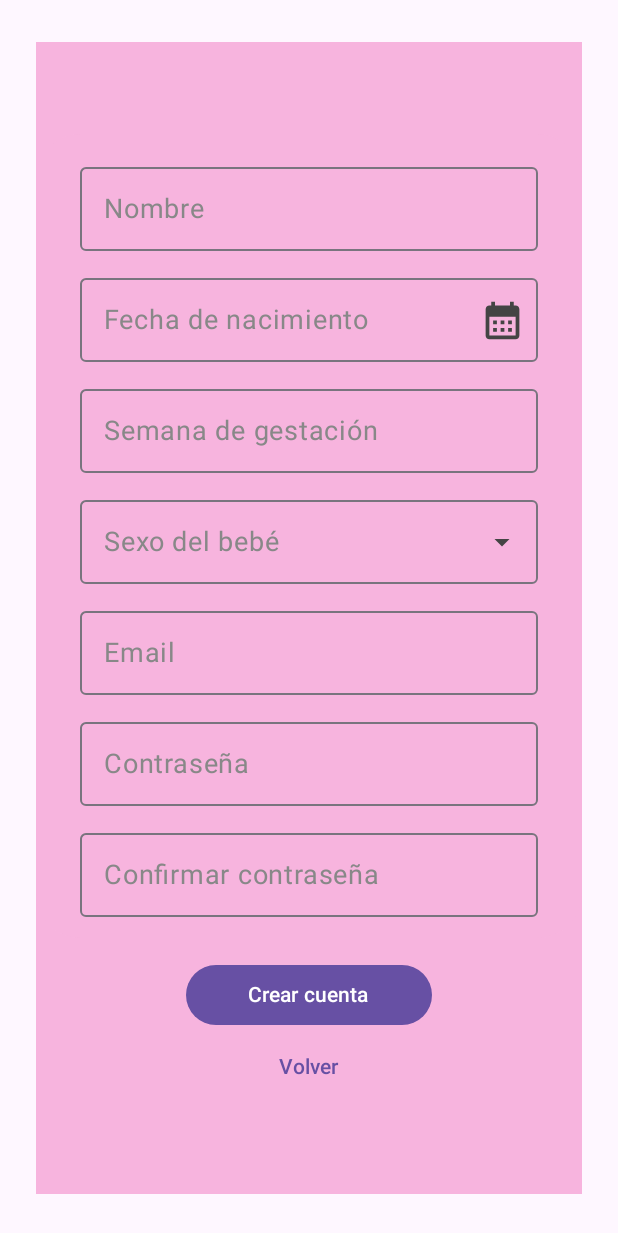
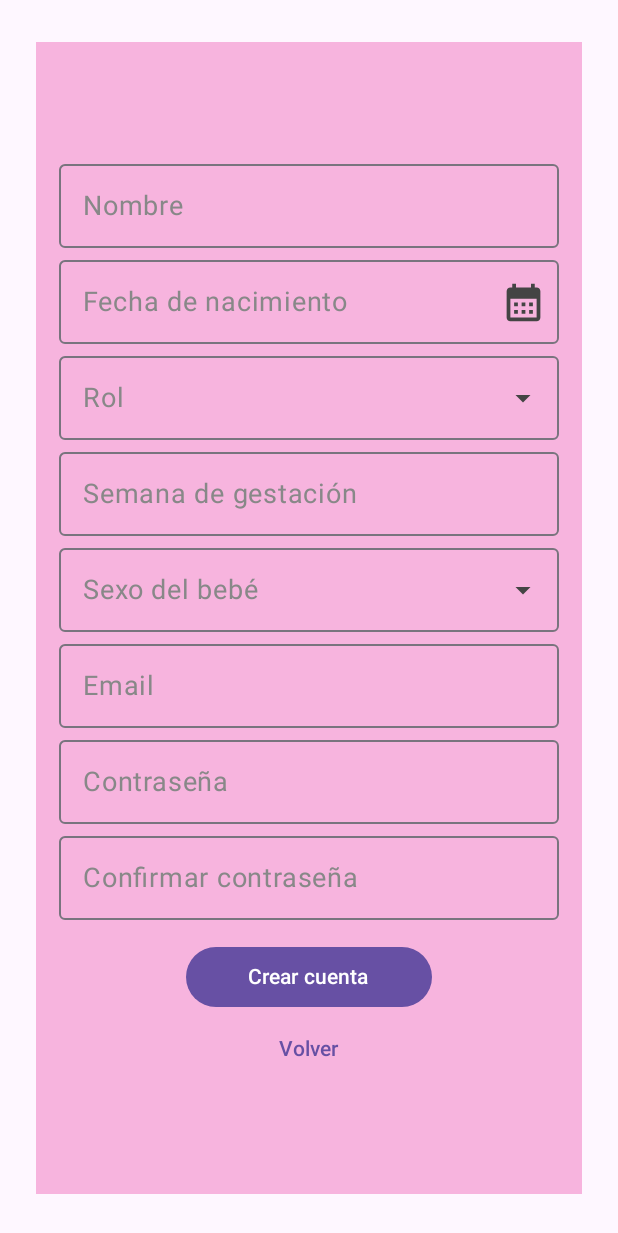
Before and after one commit to Iria141/Damagotchi_26, an Android app built with Jetpack Compose: the @Preview function NewUserPreview, on a phone screen of 412 x 824 dp. Shown: the top 1233 px of the screen. Run offline under Robolectric (Android 15) with nearby library versions, the light colour scheme and no system bars; our stand-ins replace Firebase (no records; nobody signed in at launch, a user with empty details on screens opened directly); 6 statements that could not run were skipped.

Commit message:
añadido rol en newUser

```diff
--- a/app/src/main/java/com/example/damagotchi_26/data/UserProfile.kt
+++ b/app/src/main/java/com/example/damagotchi_26/data/UserProfile.kt
@@ -6,6 +6,7 @@ import com.google.firebase.firestore.firestore
 data class UserProfile(
     val nombre: String = "",
     val fechaNacimiento: String = "",
+    val rol: String = "",
     val semanaGestacion: String = "",
     val sexoBebe: String = "",
     val email: String = ""
--- a/app/src/main/java/com/example/damagotchi_26/navigation/AppNAv.kt
+++ b/app/src/main/java/com/example/damagotchi_26/navigation/AppNAv.kt
@@ -81,7 +81,7 @@ fun AppNav(
         composable(Route.Register.path) {
 
             NewUser(
-                onCreate = { nombre, fecha, semana, sexo, email, pass ->
+                onCreate = { nombre, fecha, rol, semana, sexo, email, pass ->
                     register(email, pass) { ok, error ->
                         if (ok) {
                             val uid = FirebaseAuth.getInstance().currentUser?.uid
@@ -90,6 +90,7 @@ fun AppNav(
                                 val profile = UserProfile(
                                     nombre = nombre,
                                     fechaNacimiento = fecha,
+                                    rol = rol,
                                     semanaGestacion = semana,
                                     sexoBebe = sexo,
                                     email = email
--- a/app/src/main/java/com/example/damagotchi_26/ui/login/NewUser.kt
+++ b/app/src/main/java/com/example/damagotchi_26/ui/login/NewUser.kt
@@ -1,7 +1,6 @@
 package com.example.damagotchi_26.ui.login
 
 
-import android.R
 import android.util.Patterns
 import androidx.compose.foundation.layout.Arrangement
 import androidx.compose.foundation.layout.Column
@@ -29,30 +28,20 @@ import androidx.compose.material3.Surface
 import com.example.damagotchi_26.ui.components.AuthTextField
 import kotlinx.coroutines.launch
 import android.app.DatePickerDialog
-import androidx.compose.foundation.background
 import androidx.compose.foundation.clickable
 import androidx.compose.foundation.layout.Box
-import androidx.compose.foundation.layout.Row
 import androidx.compose.foundation.layout.size
-import androidx.compose.foundation.shape.RoundedCornerShape
 import androidx.compose.ui.platform.LocalContext
 import java.util.Calendar
 import androidx.compose.material.icons.Icons
 import androidx.compose.material.icons.filled.ArrowDropDown
-import androidx.compose.material.icons.filled.DateRange
 import androidx.compose.material3.Icon
 import androidx.compose.material.icons.filled.CalendarMonth
-import androidx.compose.material3.ButtonDefaults
 import androidx.compose.material3.DropdownMenu
 import androidx.compose.material3.DropdownMenuItem
-import androidx.compose.material3.OutlinedTextField
-import androidx.compose.material3.OutlinedTextFieldDefaults
 import androidx.compose.ui.graphics.Color
 import androidx.compose.ui.text.input.KeyboardType
 import androidx.compose.ui.unit.sp
-import androidx.compose.ui.zIndex
-import com.example.damagotchi_26.ui.Color.Color.BorderGray
-import com.example.damagotchi_26.ui.Color.Color.CardGray
 
 
 fun register(email: String, password: String, onResult: (Boolean, String?) -> Unit) {
@@ -70,14 +59,17 @@ fun NewUser(
     onCreate: (
         nombre: String,
         fecha: String,
+        rol: String,
         semana: String,
         sexo: String,
         email: String,
-    pass: String) -> Unit,
+        pass: String
+    ) -> Unit,
     onBack: () -> Unit
 ) {
     var nombre by remember { mutableStateOf("") }
     var fecha by remember { mutableStateOf("") }
+    var rol by remember { mutableStateOf("") }
     var semana by remember { mutableStateOf("") }
     var sexo by remember { mutableStateOf("") }
     var email by remember { mutableStateOf("") }
@@ -85,6 +77,7 @@ onCreate: (
     var pass2 by remember { mutableStateOf("") }
     var nombreError by remember { mutableStateOf(false) }
     var fechaError by remember { mutableStateOf(false) }
+    var rolError by remember { mutableStateOf(false) }
     var semanaError by remember { mutableStateOf(false) }
     var sexoError by remember { mutableStateOf(false) }
     var emailError by remember { mutableStateOf(false) }
@@ -115,8 +108,10 @@ onCreate: (
         datePicker.maxDate = calendar.timeInMillis //limita las fecha hasta dia de hoy
     }
 
-    //desplegable sexo
-    var expanded by remember { mutableStateOf(false) }
+    //desplegable rol y sexo
+    var expandedrol by remember { mutableStateOf(false) }
+    var expandedsexo by remember { mutableStateOf(false) }
+
 
 
 
@@ -127,11 +122,9 @@ onCreate: (
         AuthBackground {
             Column(
                 modifier = Modifier
-                    .fillMaxSize()
-                    .padding(padding),
+                    .fillMaxSize(),
                 verticalArrangement = Arrangement.Center
             ) {
-                AuthCard {
                 AuthTextField(
                     value = nombre,
                     onValueChange = {
@@ -162,10 +155,58 @@ onCreate: (
                     },
                     isError = fechaError,
                     errorMessage = "Introduce tu fecha de nacimiento",
+
+                    )
+
+                Box(
                     modifier = Modifier
                         .fillMaxWidth()
+                ) {
 
+                    AuthTextField(
+                        value = rol,
+                        onValueChange = {},
+                        label = "Rol",
+                        readOnly = true,
+                        isError = rolError,
+                        trailingIcon = {
+                            Icon(
+                                imageVector = Icons.Filled.ArrowDropDown,
+                                contentDescription = "Desplegar",
+                                tint = Color.DarkGray,
+                                modifier = Modifier.clickable { expandedrol = !expandedrol }
                             )
+                        },
+                        modifier = Modifier
+                            .clickable { expandedrol = true }
+                    )
+
+                    DropdownMenu(
+                        expanded = expandedrol,
+                        onDismissRequest = { expandedrol = false }
+                    ) {
+                        listOf("Mamá", "Papá", "Otro").forEach { opcion ->
+                            DropdownMenuItem(
+                                text = { Text(opcion) },
+                                onClick = {
+                                    rol = opcion
+                                    rolError = false
+                                    expandedrol = false
+                                }
+                            )
+                        }
+                    }
+                }
+
+                if (rolError) {
+                    Text(
+                        text = "Selecciona una opción",
+                        color = Color.Red,
+                        fontSize = 12.sp,
+                        modifier = Modifier.padding(start = 20.dp, top = 4.dp)
+                    )
+                }
+
 
                 AuthTextField(
                     value = semana,
@@ -194,17 +235,17 @@ onCreate: (
                                 imageVector = Icons.Filled.ArrowDropDown,
                                 contentDescription = "Desplegar",
                                 tint = Color.DarkGray,
-                                    modifier = Modifier.clickable { expanded = !expanded }
+                                modifier = Modifier.clickable { expandedsexo = !expandedsexo }
                             )
                         },
                         modifier = Modifier
                             .fillMaxWidth()
-                                .clickable { expanded = !expanded },
+                            .clickable { expandedsexo = !expandedsexo },
                     )
 
                     DropdownMenu(
-                            expanded = expanded,
-                            onDismissRequest = { expanded = false }
+                        expanded = expandedsexo,
+                        onDismissRequest = { expandedsexo = false }
                     ) {
                         listOf("Niño", "Niña", "Desconocido aún").forEach { opcion ->
                             DropdownMenuItem(
@@ -212,7 +253,7 @@ onCreate: (
                                 onClick = {
                                     sexo = opcion
                                     sexoError = false
-                                        expanded = false
+                                    expandedsexo = false
                                 }
                             )
                         }
@@ -262,7 +303,7 @@ onCreate: (
                     isError = pass2Error,
                     errorMessage = "Las contraseñas no coinciden"
                 )
-                }
+
 
                 Spacer(Modifier.height(14.dp))
 
@@ -271,6 +312,7 @@ onCreate: (
                         scope.launch {
                             nombreError = false
                             fechaError = false
+                            rolError = false
                             semanaError = false
                             sexoError = false
                             emailError = false
@@ -283,6 +325,10 @@ onCreate: (
 
                                 fecha.isBlank() -> {
                                     fechaError = true
+                                }
+
+                                rol.isBlank() -> {
+                                    rolError = true
                                 }
 
                                 semana.isBlank() -> {
@@ -314,7 +360,7 @@ onCreate: (
                                 }
 
                                 else ->
-                                    onCreate(nombre, fecha, semana, sexo, email, pass)
+                                    onCreate(nombre, fecha, rol, semana, sexo, email, pass)
                             }
                         }
                     },
@@ -327,7 +373,8 @@ onCreate: (
 
                 TextButton(
                     onClick = onBack,
-                    modifier = Modifier.align(Alignment.CenterHorizontally)
+                    modifier = Modifier
+                        .align(Alignment.CenterHorizontally)
                 ) {
                     Text("Volver")
                 }
@@ -343,7 +390,7 @@ fun NewUserPreview() {
     MaterialTheme {
         Surface {
             NewUser(
-                onCreate = { _,_,_,_,_,_ -> },
+                onCreate = { _, _, _, _, _, _, _ -> },
                 onBack = { }
 
             )
```
Lines whose indentation alone changed are shown as unchanged.
